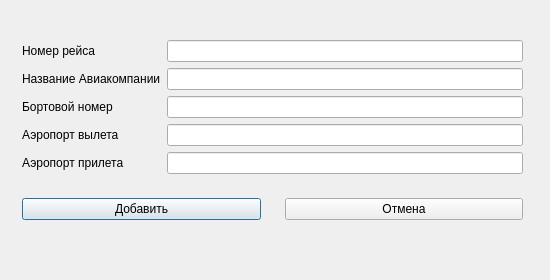
MrRufRUS/CourseWork2023, file addflightmodal.ui: the form before one commit.
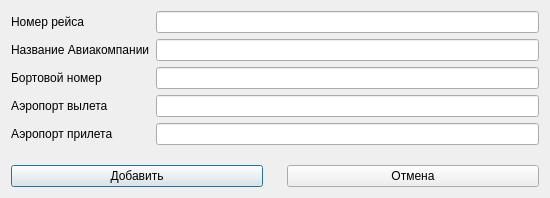
The form after the commit.

Diff of the .ui file:
```diff
--- a/addflightmodal.ui
+++ b/addflightmodal.ui
@@ -7,21 +7,14 @@
     <x>0</x>
     <y>0</y>
     <width>550</width>
-    <height>280</height>
+    <height>198</height>
    </rect>
   </property>
   <property name="windowTitle">
    <string>Добавить рейс</string>
   </property>
-  <widget class="QWidget" name="">
-   <property name="geometry">
-    <rect>
-     <x>22</x>
-     <y>40</y>
-     <width>501</width>
-     <height>180</height>
-    </rect>
-   </property>
+  <layout class="QVBoxLayout" name="verticalLayout_2">
+   <item>
    <layout class="QVBoxLayout" name="verticalLayout">
     <item>
      <layout class="QFormLayout" name="formLayout">
@@ -119,7 +112,8 @@
      </layout>
     </item>
    </layout>
-  </widget>
+   </item>
+  </layout>
  </widget>
  <resources/>
  <connections/>
```
Lines whose indentation alone changed are shown as unchanged.
